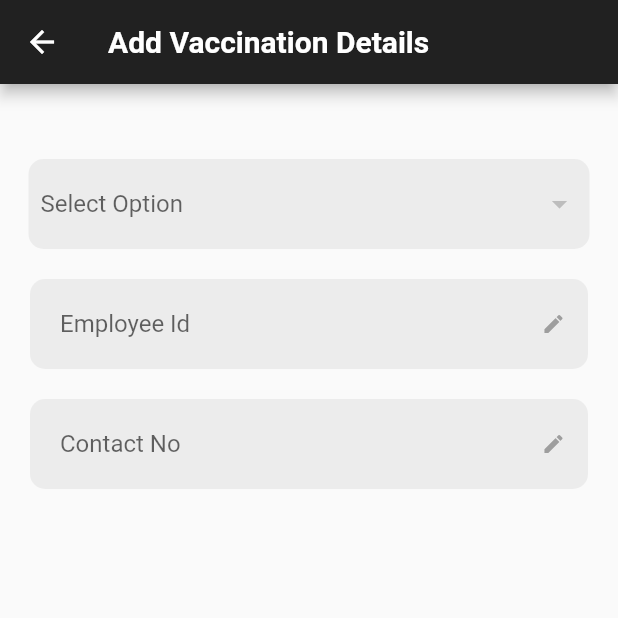
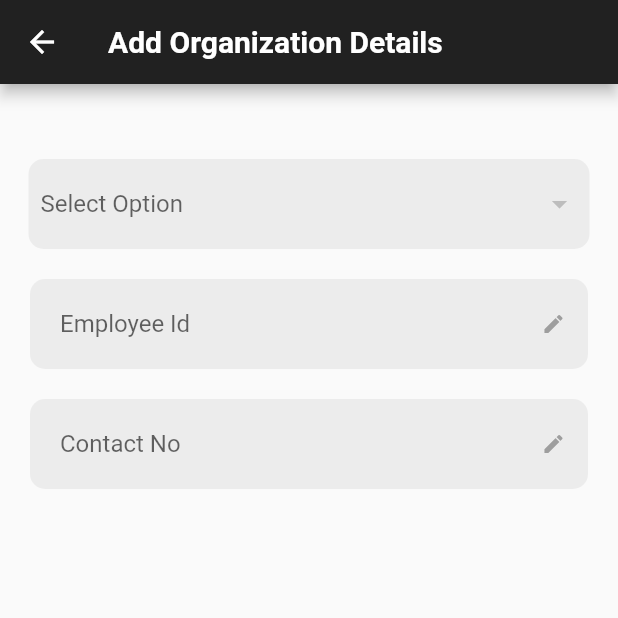
Before and after one commit to Madushan98/TrackMate-mobile, a Flutter app: the OrganizationDetailsUpdateScreen screen opened directly, on a phone screen of 412 x 824 dp, the top half of it. Run offline on Flutter 3.47's test engine with Material 2 defaults, Android fonts, the phone set to English and light mode, and no system bars; our stand-ins replace connectivity_plus, flutter_datetime_picker, flutter_neumorphic, flutter_secure_storage, flutter_svg, geocoding and 7 more; missing offline and left inert: encrypt, flutter_barcode_scanner; accounts and stored records are empty; network calls fail.

Commit message:
fix: App bar title change in organization update screen

```diff
--- a/lib/screens/account/Organization/organization_update_screen.dart
+++ b/lib/screens/account/Organization/organization_update_screen.dart
@@ -29,7 +29,7 @@ class _OrganizationDetailsUpdateScreenState extends State<OrganizationDetailsUpd
         appBar: AppBar(
           backgroundColor: Colors.grey[900],
           title: Text(
-            "Add Vaccination Details",
+            "Add Organization Details",
             style: GoogleFonts.roboto(
                 color: Colors.white, fontSize: 20, fontWeight: FontWeight.bold),
           ),
```
